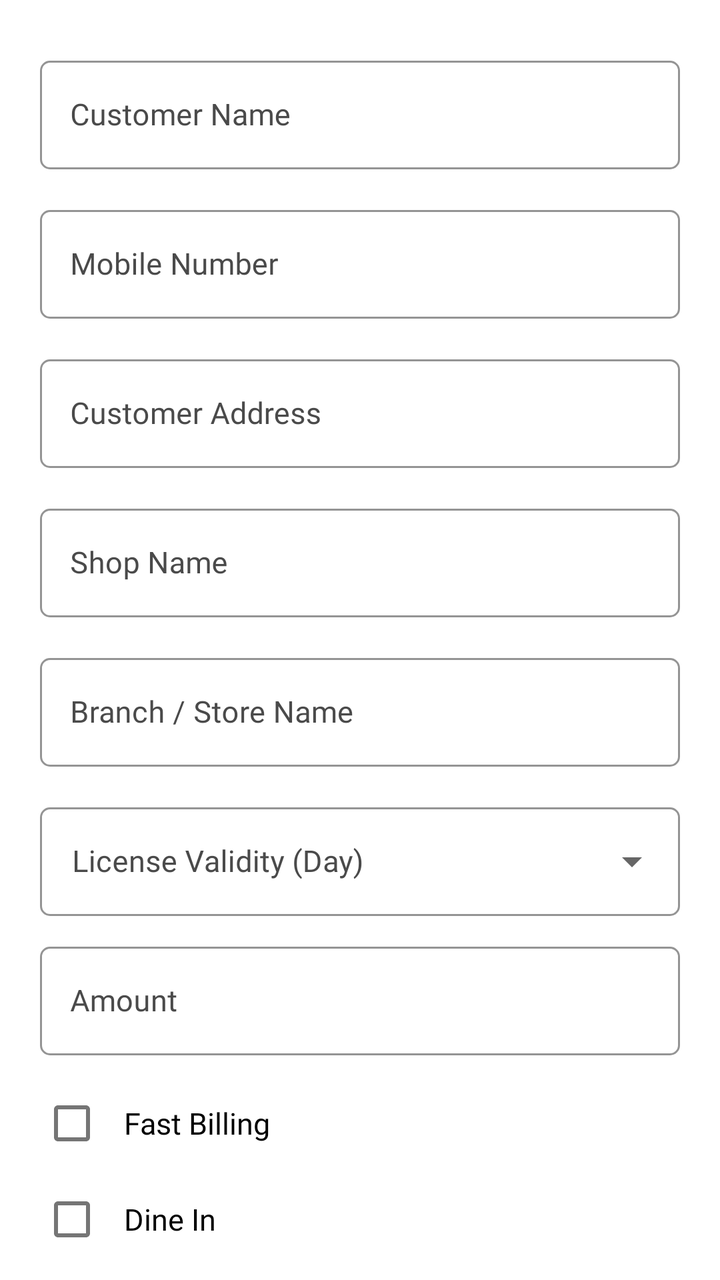
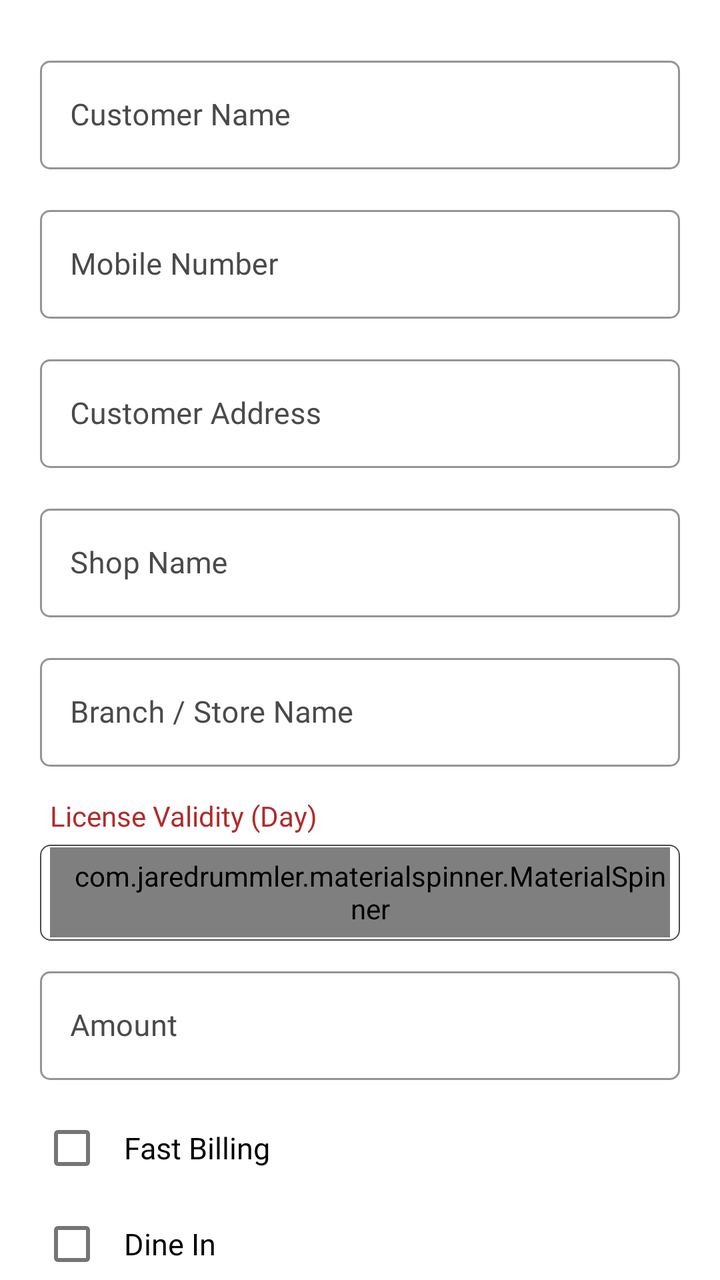

The first picture is an Android layout as it rendered before a commit; the second is the same layout after the commit. The layout source and the unified diff follow.
<!-- AndroidManifest.xml: application theme AppTheme -->
<!-- res/layout/fragment_new_licence_registration.xml -->
<?xml version="1.0" encoding="utf-8"?>
<androidx.core.widget.NestedScrollView xmlns:android="http://schemas.android.com/apk/res/android"
    xmlns:app="http://schemas.android.com/apk/res-auto"
    xmlns:tools="http://schemas.android.com/tools"
    android:layout_width="match_parent"
    android:layout_height="match_parent"
    tools:context=".Fragment.CustomerRegistration">

    <LinearLayout
        android:layout_width="match_parent"
        android:layout_height="match_parent"
        android:orientation="vertical"
        android:padding="10dp">

        <com.google.android.material.textfield.TextInputLayout
            style="@style/Widget.MaterialComponents.TextInputLayout.OutlinedBox"
            android:layout_width="match_parent"
            android:layout_height="wrap_content"
            android:layout_gravity="center"
            android:layout_marginStart="10dp"
            android:layout_marginTop="15dp"
            android:layout_marginEnd="10dp"
            android:layout_marginBottom="5dp"
            android:gravity="center"
            android:textColorHint="@color/light_black"
            app:boxCornerRadiusBottomEnd="5dp"
            app:boxCornerRadiusBottomStart="5dp"
            app:boxCornerRadiusTopEnd="5dp"
            app:boxCornerRadiusTopStart="5dp"
            app:boxStrokeColor="@color/light_black">

            <com.google.android.material.textfield.TextInputEditText
                android:id="@+id/customerName"
                android:layout_width="match_parent"
                android:layout_height="wrap_content"
                android:drawableTint="@color/light_black"
                android:fontFamily="@font/poppinsregular"
                android:hint="Customer Name"
                android:imeOptions="actionNext"
                android:inputType="textCapWords|text"
                android:paddingStart="15dp"
                android:paddingEnd="10dp"
                android:singleLine="true"
                android:textColor="@color/black"
                android:textColorHint="@color/light_black"
                android:textSize="15sp" />

        </com.google.android.material.textfield.TextInputLayout>

        <com.google.android.material.textfield.TextInputLayout
            style="@style/Widget.MaterialComponents.TextInputLayout.OutlinedBox"
            android:layout_width="match_parent"
            android:layout_height="wrap_content"
            android:layout_gravity="center"
            android:layout_marginStart="10dp"
            android:layout_marginTop="10dp"
            android:layout_marginEnd="10dp"
            android:layout_marginBottom="5dp"
            android:gravity="center"
            android:textColorHint="@color/light_black"
            app:boxCornerRadiusBottomEnd="5dp"
            app:boxCornerRadiusBottomStart="5dp"
            app:boxCornerRadiusTopEnd="5dp"
            app:boxCornerRadiusTopStart="5dp"
            app:boxStrokeColor="@color/light_black">

            <com.google.android.material.textfield.TextInputEditText
                android:id="@+id/customerNumber"
                android:layout_width="match_parent"
                android:layout_height="wrap_content"
                android:digits="0123456789"
                android:drawableTint="@color/light_black"
                android:fontFamily="@font/poppinsregular"
                android:hint="Mobile Number"
                android:imeOptions="actionNext"
                android:inputType="numberDecimal"
                android:maxLength="10"
                android:paddingStart="15dp"
                android:paddingEnd="10dp"
                android:singleLine="true"
                android:textColor="@color/black"
                android:textColorHint="@color/light_black"
                android:textSize="15sp" />

        </com.google.android.material.textfield.TextInputLayout>

        <com.google.android.material.textfield.TextInputLayout
            style="@style/Widget.MaterialComponents.TextInputLayout.OutlinedBox"
            android:layout_width="match_parent"
            android:layout_height="wrap_content"
            android:layout_gravity="center"
            android:layout_marginStart="10dp"
            android:layout_marginTop="10dp"
            android:layout_marginEnd="10dp"
            android:layout_marginBottom="5dp"
            android:gravity="center"
            android:textColorHint="@color/light_black"
            app:boxCornerRadiusBottomEnd="5dp"
            app:boxCornerRadiusBottomStart="5dp"
            app:boxCornerRadiusTopEnd="5dp"
            app:boxCornerRadiusTopStart="5dp"
            app:boxStrokeColor="@color/light_black">

            <com.google.android.material.textfield.TextInputEditText
                android:id="@+id/customerAddress"
                android:layout_width="match_parent"
                android:layout_height="wrap_content"
                android:drawableTint="@color/light_black"
                android:fontFamily="@font/poppinsregular"
                android:hint="Customer Address"
                android:imeOptions="actionNext"
                android:inputType="textCapWords|textMultiLine"
                android:paddingStart="15dp"
                android:paddingEnd="10dp"
                android:singleLine="true"
                android:textColor="@color/black"
                android:textColorHint="@color/light_black"
                android:textSize="15sp" />

        </com.google.android.material.textfield.TextInputLayout>

        <com.google.android.material.textfield.TextInputLayout
            style="@style/Widget.MaterialComponents.TextInputLayout.OutlinedBox"
            android:layout_width="match_parent"
            android:layout_height="wrap_content"
            android:layout_gravity="center"
            android:layout_marginStart="10dp"
            android:layout_marginTop="10dp"
            android:layout_marginEnd="10dp"
            android:layout_marginBottom="5dp"
            android:gravity="center"
            android:textColorHint="@color/light_black"
            app:boxCornerRadiusBottomEnd="5dp"
            app:boxCornerRadiusBottomStart="5dp"
            app:boxCornerRadiusTopEnd="5dp"
            app:boxCornerRadiusTopStart="5dp"
            app:boxStrokeColor="@color/light_black">

            <com.google.android.material.textfield.TextInputEditText
                android:id="@+id/customerShopName"
                android:layout_width="match_parent"
                android:layout_height="wrap_content"
                android:drawableTint="@color/light_black"
                android:fontFamily="@font/poppinsregular"
                android:hint="Shop Name"
                android:imeOptions="actionNext"
                android:inputType="textCapWords"
                android:paddingStart="15dp"
                android:paddingEnd="10dp"
                android:singleLine="true"
                android:textColor="@color/black"
                android:textColorHint="@color/light_black"
                android:textSize="15sp" />

        </com.google.android.material.textfield.TextInputLayout>

        <com.google.android.material.textfield.TextInputLayout
            style="@style/Widget.MaterialComponents.TextInputLayout.OutlinedBox"
            android:layout_width="match_parent"
            android:layout_height="wrap_content"
            android:layout_gravity="center"
            android:layout_marginStart="10dp"
            android:layout_marginTop="10dp"
            android:layout_marginEnd="10dp"
            android:layout_marginBottom="5dp"
            android:gravity="center"
            android:textColorHint="@color/light_black"
            app:boxCornerRadiusBottomEnd="5dp"
            app:boxCornerRadiusBottomStart="5dp"
            app:boxCornerRadiusTopEnd="5dp"
            app:boxCornerRadiusTopStart="5dp"
            app:boxStrokeColor="@color/light_black">

            <com.google.android.material.textfield.TextInputEditText
                android:id="@+id/branchName"
                android:layout_width="match_parent"
                android:layout_height="wrap_content"
                android:drawableTint="@color/light_black"
                android:fontFamily="@font/poppinsregular"
                android:hint="Branch / Store Name"
                android:imeOptions="actionNext"
                android:inputType="textCapWords"
                android:paddingStart="15dp"
                android:paddingEnd="10dp"
                android:singleLine="true"
                android:textColor="@color/black"
                android:textColorHint="@color/light_black"
                android:textSize="15sp" />

        </com.google.android.material.textfield.TextInputLayout>

        <com.google.android.material.textfield.TextInputLayout
            android:id="@+id/licenseValidityLayout"
            style="@style/CustomDropDownTilStyle"
            android:layout_marginStart="10dp"
            android:layout_marginTop="10dp"
            android:layout_marginEnd="10dp"
            android:hint="License Validity (Day)"
            app:boxCornerRadiusBottomEnd="5dp"
            app:boxCornerRadiusBottomStart="5dp"
            app:boxCornerRadiusTopEnd="5dp"
            app:boxCornerRadiusTopStart="5dp">

            <androidx.appcompat.widget.AppCompatAutoCompleteTextView
                android:id="@+id/licenseValidity"
                android:layout_width="match_parent"
                android:layout_height="wrap_content"
                android:focusable="false"
                android:fontFamily="@font/poppinsregular"
                android:inputType="none"
                android:singleLine="true"
                android:textSize="15sp" />

        </com.google.android.material.textfield.TextInputLayout>

        <com.google.android.material.textfield.TextInputLayout
            style="@style/Widget.MaterialComponents.TextInputLayout.OutlinedBox"
            android:layout_width="match_parent"
            android:layout_height="wrap_content"
            android:layout_gravity="center"
            android:layout_marginStart="10dp"
            android:layout_marginTop="10dp"
            android:layout_marginEnd="10dp"
            android:gravity="center"
            android:textColorHint="@color/light_black"
            app:boxCornerRadiusBottomEnd="5dp"
            app:boxCornerRadiusBottomStart="5dp"
            app:boxCornerRadiusTopEnd="5dp"
            app:boxCornerRadiusTopStart="5dp"
            app:boxStrokeColor="@color/light_black">

            <com.google.android.material.textfield.TextInputEditText
                android:id="@+id/amount"
                android:layout_width="match_parent"
                android:layout_height="wrap_content"
                android:digits="0123456789"
                android:fontFamily="@font/poppinsregular"
                android:hint="Amount"
                android:imeOptions="actionNext"
                android:inputType="numberDecimal"
                android:maxLength="5"
                android:paddingStart="15dp"
                android:paddingEnd="10dp"
                android:singleLine="true"
                android:textColor="@color/black"
                android:textColorHint="@color/light_black"
                android:textSize="15sp" />

        </com.google.android.material.textfield.TextInputLayout>

        <CheckBox
            android:id="@+id/fastBilling"
            android:layout_width="match_parent"
            android:layout_height="wrap_content"
            android:layout_gravity="center"
            android:layout_marginStart="10dp"
            android:layout_marginTop="10dp"
            android:layout_marginEnd="10dp"
            android:fontFamily="@font/poppinsregular"
            android:gravity="center|start"
            android:paddingStart="10dp"
            android:paddingEnd="10dp"
            android:text="Fast Billing"
            android:textColor="@color/black"
            android:textSize="15sp" />

        <CheckBox
            android:id="@+id/dineIn"
            android:layout_width="match_parent"
            android:layout_height="wrap_content"
            android:layout_gravity="center"
            android:layout_marginStart="10dp"
            android:layout_marginEnd="10dp"
            android:fontFamily="@font/poppinsregular"
            android:gravity="center|start"
            android:paddingStart="10dp"
            android:paddingEnd="10dp"
            android:text="Dine In"
            android:textColor="@color/black"
            android:textSize="15sp" />

        <CheckBox
            android:id="@+id/takeAway"
            android:layout_width="match_parent"
            android:layout_height="wrap_content"
            android:layout_gravity="center"
            android:layout_marginStart="10dp"
            android:layout_marginEnd="10dp"
            android:fontFamily="@font/poppinsregular"
            android:gravity="center|start"
            android:paddingStart="10dp"
            android:paddingEnd="10dp"
            android:text="Take Away"
            android:textColor="@color/black"
            android:textSize="15sp" />

        <CheckBox
            android:id="@+id/mess"
            android:layout_width="match_parent"
            android:layout_height="wrap_content"
            android:layout_gravity="center"
            android:layout_marginStart="10dp"
            android:layout_marginEnd="10dp"
            android:fontFamily="@font/poppinsregular"
            android:gravity="center|start"
            android:paddingStart="10dp"
            android:paddingEnd="10dp"
            android:text="Mess"
            android:textColor="@color/black"
            android:textSize="15sp" />

        <TextView
            android:id="@+id/submitRegistration"
            android:layout_width="match_parent"
            android:layout_height="50dp"
            android:layout_gravity="center"
            android:layout_marginStart="10dp"
            android:layout_marginTop="40dp"
            android:layout_marginEnd="10dp"
            android:layout_marginBottom="30dp"
            android:background="@drawable/button_rounded_border"
            android:backgroundTint="@color/colorPrimary"
            android:fontFamily="@font/poppinsbold"
            android:gravity="center"
            android:padding="5dp"
            android:text="Register"
            android:textColor="@color/white"
            android:textSize="20sp" />

    </LinearLayout>

</androidx.core.widget.NestedScrollView>
<!-- resources referenced by this layout -->
<resources>
  <color name="black">#000</color>
  <color name="colorPrimary">#4862b7</color>
  <color name="light_black">#4a4a4a</color>
  <color name="white">#fff</color>
  <!-- drawable button_rounded_border (drawable) -->
  <?xml version="1.0" encoding="utf-8"?>
  <shape xmlns:android="http://schemas.android.com/apk/res/android">
      <stroke
          android:width="0.7dp"
          android:color="@color/light_black" />
      <corners android:radius="5dp" />
  </shape>
  <style name="CustomDropDownTilStyle" parent="Widget.MaterialComponents.TextInputLayout.OutlinedBox.ExposedDropdownMenu">
          <item name="android:layout_width">match_parent</item>
          <item name="android:layout_height">wrap_content</item>
          <item name="android:textColorHint">@color/light_black</item>
          <item name="fontFamily">@font/poppinsregular</item>
          <item name="android:textSize">15sp</item>
          <item name="overlapAnchor">true</item>
          <item name="hintTextColor">@color/colorAccent</item>
          <item name="boxStrokeColor">@color/colorAccent</item>
          <item name="colorControlNormal">@color/colorAccent</item>
          <item name="colorControlActivated">@color/colorAccent</item>
          <item name="colorControlHighlight">@color/colorAccent</item>
          <item name="boxCornerRadiusBottomEnd">5dp</item>
          <item name="boxCornerRadiusBottomStart">5dp</item>
          <item name="boxCornerRadiusTopEnd">5dp</item>
          <item name="boxCornerRadiusTopStart">5dp</item>
      </style>
  <style name="AppTheme" parent="Theme.MaterialComponents.DayNight.NoActionBar">
          
          <item name="colorPrimary">@color/colorPrimary</item>
          <item name="colorPrimaryDark">@color/colorPrimary</item>
          <item name="colorAccent">@color/colorAccent</item>
          <item name="android:windowIsTranslucent">true</item>
          <item name="windowNoTitle">true</item>
          <item name="windowActionBar">false</item>
  
      </style>
  <color name="colorAccent">#000</color>
</resources>

<!-- the commit's change to res/layout/fragment_new_licence_registration.xml (unified diff, before → after) -->
@@ -189,29 +189,39 @@
 
         </com.google.android.material.textfield.TextInputLayout>
 
-        <com.google.android.material.textfield.TextInputLayout
+        <TextView
+            android:layout_width="wrap_content"
+            android:layout_height="wrap_content"
+            android:layout_marginStart="15dp"
+            android:layout_marginTop="10dp"
+            android:fontFamily="@font/poppinsregular"
+            android:text="License Validity (Day)"
+            android:textColor="@color/textcolor" />
+
+        <LinearLayout
             android:id="@+id/licenseValidityLayout"
-            style="@style/CustomDropDownTilStyle"
-            android:layout_marginStart="10dp"
-            android:layout_marginTop="10dp"
-            android:layout_marginEnd="10dp"
-            android:hint="License Validity (Day)"
-            app:boxCornerRadiusBottomEnd="5dp"
-            app:boxCornerRadiusBottomStart="5dp"
-            app:boxCornerRadiusTopEnd="5dp"
-            app:boxCornerRadiusTopStart="5dp">
-
-            <androidx.appcompat.widget.AppCompatAutoCompleteTextView
+            android:layout_width="match_parent"
+            android:layout_height="48dp"
+            android:layout_marginStart="10dp"
+            android:layout_marginTop="5dp"
+            android:layout_marginEnd="10dp"
+            android:background="@drawable/button_rounded_border"
+            android:orientation="horizontal">
+
+            <com.jaredrummler.materialspinner.MaterialSpinner
                 android:id="@+id/licenseValidity"
                 android:layout_width="match_parent"
-                android:layout_height="wrap_content"
-                android:focusable="false"
-                android:fontFamily="@font/poppinsregular"
-                android:inputType="none"
-                android:singleLine="true"
-                android:textSize="15sp" />
-
-        </com.google.android.material.textfield.TextInputLayout>
+                android:layout_height="45dp"
+                android:layout_gravity="center"
+                android:layout_margin="5dp"
+                android:fontFamily="@font/poppinsregular"
+                android:gravity="center|start"
+                android:paddingStart="10dp"
+                android:textColor="@color/black"
+                android:textSize="15sp"
+                app:ms_hint="Select License Validity" />
+
+        </LinearLayout>
 
         <com.google.android.material.textfield.TextInputLayout
             style="@style/Widget.MaterialComponents.TextInputLayout.OutlinedBox"
<!-- resource entries referenced after the edit -->
@@ -3,6 +3,7 @@
   <color name="black">#000</color>
   <color name="colorPrimary">#4862b7</color>
   <color name="light_black">#4a4a4a</color>
+  <color name="textcolor">#b12b2a</color>
   <color name="white">#fff</color>
   <!-- drawable button_rounded_border (drawable) -->
   <?xml version="1.0" encoding="utf-8"?>
@@ -12,23 +13,6 @@
           android:color="@color/light_black" />
       <corners android:radius="5dp" />
   </shape>
-  <style name="CustomDropDownTilStyle" parent="Widget.MaterialComponents.TextInputLayout.OutlinedBox.ExposedDropdownMenu">
-          <item name="android:layout_width">match_parent</item>
-          <item name="android:layout_height">wrap_content</item>
-          <item name="android:textColorHint">@color/light_black</item>
-          <item name="fontFamily">@font/poppinsregular</item>
-          <item name="android:textSize">15sp</item>
-          <item name="overlapAnchor">true</item>
-          <item name="hintTextColor">@color/colorAccent</item>
-          <item name="boxStrokeColor">@color/colorAccent</item>
-          <item name="colorControlNormal">@color/colorAccent</item>
-          <item name="colorControlActivated">@color/colorAccent</item>
-          <item name="colorControlHighlight">@color/colorAccent</item>
-          <item name="boxCornerRadiusBottomEnd">5dp</item>
-          <item name="boxCornerRadiusBottomStart">5dp</item>
-          <item name="boxCornerRadiusTopEnd">5dp</item>
-          <item name="boxCornerRadiusTopStart">5dp</item>
-      </style>
   <style name="AppTheme" parent="Theme.MaterialComponents.DayNight.NoActionBar">
           
           <item name="colorPrimary">@color/colorPrimary</item>
